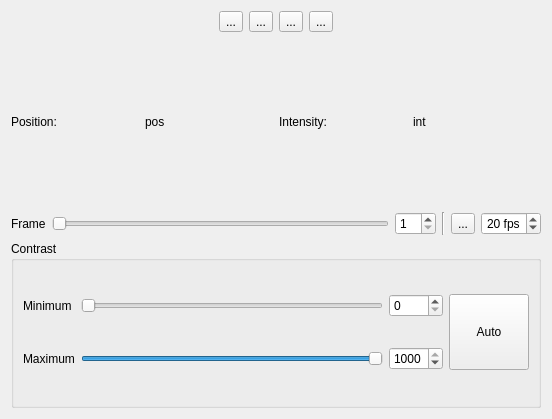
First picture: the form in sdt/gui/micro_view_widget.ui, repository schuetzgroup/sdt-python, before the edit.
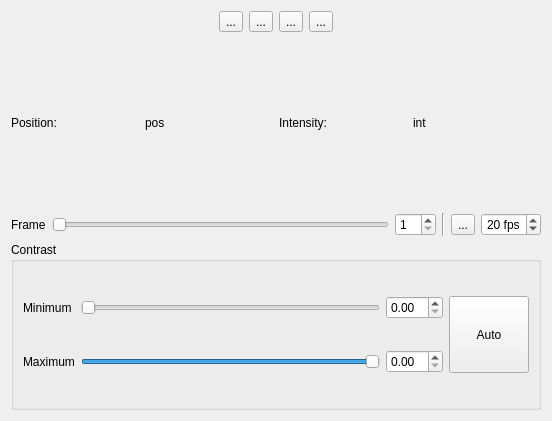
Second picture: the form after the edit. Icons and pictures are not drawn.

Commit message:
MicroViewWidget: Get rid of "contrastFactor" hack
This scaled an floating point image with values between 0 and 1 by
a factor of 1000.

What changed in the file:
```diff
--- a/sdt/gui/micro_view_widget.ui
+++ b/sdt/gui/micro_view_widget.ui
@@ -7,7 +7,7 @@
     <x>0</x>
     <y>0</y>
     <width>552</width>
-    <height>419</height>
+    <height>421</height>
    </rect>
   </property>
   <property name="windowTitle">
@@ -251,27 +251,10 @@
        </widget>
       </item>
       <item row="0" column="2">
-       <widget class="QSpinBox" name="minSpinBox">
-        <property name="maximum">
-         <number>1000</number>
-        </property>
-        <property name="singleStep">
-         <number>10</number>
-        </property>
-       </widget>
+       <widget class="QDoubleSpinBox" name="minSpinBox"/>
       </item>
       <item row="1" column="2">
-       <widget class="QSpinBox" name="maxSpinBox">
-        <property name="maximum">
-         <number>1000</number>
-        </property>
-        <property name="singleStep">
-         <number>10</number>
-        </property>
-        <property name="value">
-         <number>1000</number>
-        </property>
-       </widget>
+       <widget class="QDoubleSpinBox" name="maxSpinBox"/>
       </item>
      </layout>
     </widget>
```
The commit also changes 1 other file.
